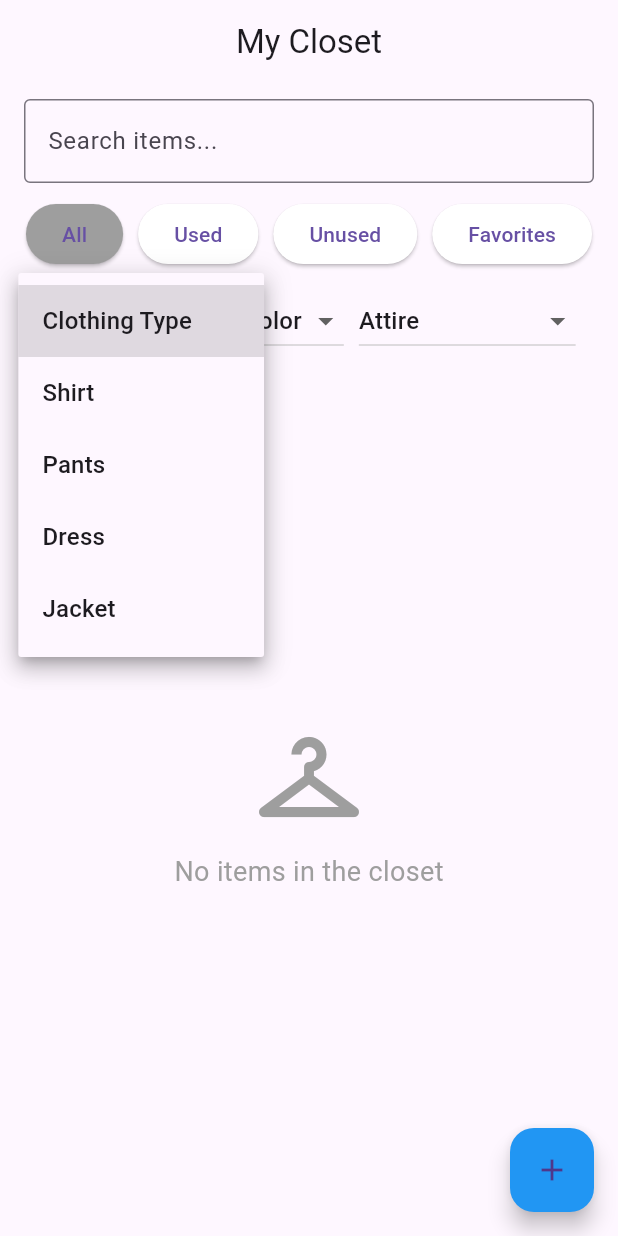
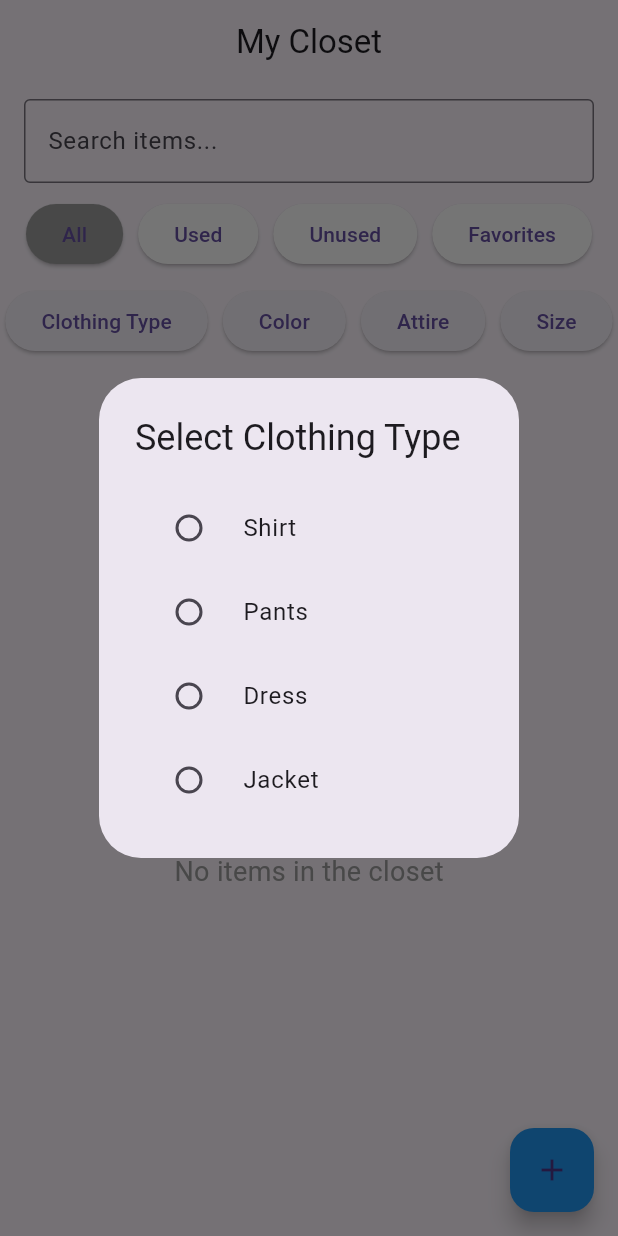
Before and after one commit to brrrttttt/myapp, a Flutter app: the screen it shows after launch, after a tap on "Clothing Type", on a phone screen of 412 x 824 dp. Run offline on Flutter 3.47's test engine with Material 3 defaults, Android fonts, the phone set to English and light mode, and no system bars; our stand-ins replace image_picker.

Commit message:
update number two

```diff
--- a/lib/CloseOptions.dart
+++ b/lib/CloseOptions.dart
@@ -1,12 +1,45 @@
-// ClosetOptions.dart
 class ClosetOptions {
   static List<String> clothingTypes = ['Shirt', 'Pants', 'Dress', 'Jacket'];
   static List<String> colors = ['Red', 'Blue', 'Green', 'Black', 'White'];
   static List<String> attires = ['Formal', 'Casual', 'Sportswear'];
+  static List<String> sizes = ['S', 'M', 'L', 'XL', 'XXL']; // Added Sizes
 
+  // Method to add an option to the list if it doesn't already exist
   static void addOption(List<String> list, String newOption) {
     if (!list.contains(newOption)) {
       list.add(newOption);
     }
   }
+
+  // Returns the options list for a given filter (Clothing Type, Color, Attire, Size)
+  static List<String> getOptionsForFilter(String filter) {
+    switch (filter) {
+      case 'Clothing Type':
+        return clothingTypes;
+      case 'Color':
+        return colors;
+      case 'Attire':
+        return attires;
+      case 'Size':
+        return sizes;
+      default:
+        return [];
+    }
+  }
+
+  // Returns the default option for each filter
+  static String getDefaultOption(String filter) {
+    switch (filter) {
+      case 'Clothing Type':
+        return 'Clothing Type';
+      case 'Color':
+        return 'Color';
+      case 'Attire':
+        return 'Attire';
+      case 'Size':
+        return 'S'; // Default size is 'S'
+      default:
+        return '';
+    }
+  }
 }
--- a/lib/MyCloset.dart
+++ b/lib/MyCloset.dart
@@ -1,5 +1,6 @@
 import 'package:flutter/material.dart';
 import 'AddItem.dart';
+import 'CloseOptions.dart';
 import 'ItemDetails.dart';
 
 class MyCloset extends StatefulWidget {
@@ -16,6 +17,7 @@ class MyClosetState extends State<MyCloset> {
   String _typeFilter = 'Clothing Type'; // Default changed to "Clothing Type"
   String _colorFilter = 'Color'; // Default changed to "Color"
   String _attireFilter = 'Attire'; // Default changed to "Attire"
+  String _sizeFilter = 'Size'; // Default size is 'Size' instead of 'S'
 
   // Toggle favorite status
   void _toggleFavorite(String itemName) {
@@ -50,10 +52,26 @@ class MyClosetState extends State<MyCloset> {
             (item['type'] == _typeFilter || _typeFilter == 'Clothing Type') &&
             (item['color'] == _colorFilter || _colorFilter == 'Color') &&
             (item['attire'] == _attireFilter || _attireFilter == 'Attire') &&
+            (item['size'] == _sizeFilter || _sizeFilter == 'Size') && // Adjust filter to 'Size'
             item['name']!.toLowerCase().contains(_searchQuery.toLowerCase()))
         .toList()
       ..sort((a, b) =>
           a['name']!.toLowerCase().compareTo(b['name']!.toLowerCase()));
+  }
+
+  // Reset filter to default
+  void _resetFilter(String filterType) {
+    setState(() {
+      if (filterType == 'Clothing Type') {
+        _typeFilter = 'Clothing Type';
+      } else if (filterType == 'Color') {
+        _colorFilter = 'Color';
+      } else if (filterType == 'Attire') {
+        _attireFilter = 'Attire';
+      } else if (filterType == 'Size') {
+        _sizeFilter = 'Size'; // Reset to 'Size'
+      }
+    });
   }
 
   @override
@@ -102,37 +120,28 @@ class MyClosetState extends State<MyCloset> {
             child: Row(
               mainAxisAlignment: MainAxisAlignment.center,
               children: [
-                _buildDropdownFilter(
-                  'Clothing Type', // Updated label to 'Clothing Type'
-                  ['Clothing Type', 'Shirt', 'Pants', 'Dress', 'Jacket'],
+                _buildScrollableFilterButton(
+                  'Clothing Type',
                   _typeFilter,
-                  (value) {
-                    setState(() {
-                      _typeFilter = value!;
-                    });
-                  },
+                  () => _resetFilter('Clothing Type'),
                 ),
                 const SizedBox(width: 10),
-                _buildDropdownFilter(
-                  'Color', // Updated label to 'Color'
-                  ['Color', 'Red', 'Blue', 'Green', 'Black', 'White'],
+                _buildScrollableFilterButton(
+                  'Color',
                   _colorFilter,
-                  (value) {
-                    setState(() {
-                      _colorFilter = value!;
-                    });
-                  },
+                  () => _resetFilter('Color'),
                 ),
                 const SizedBox(width: 10),
-                _buildDropdownFilter(
-                  'Attire', // Updated label to 'Attire'
-                  ['Attire', 'Casual', 'Formal', 'Business Casual', 'Sporty'],
+                _buildScrollableFilterButton(
+                  'Attire',
                   _attireFilter,
-                  (value) {
-                    setState(() {
-                      _attireFilter = value!;
-                    });
-                  },
+                  () => _resetFilter('Attire'),
+                ),
+                const SizedBox(width: 10),
+                _buildScrollableFilterButton(
+                  'Size',
+                  _sizeFilter,
+                  () => _resetFilter('Size'),
                 ),
               ],
             ),
@@ -253,6 +262,7 @@ class MyClosetState extends State<MyCloset> {
                 'type': newItem['type'] ?? '',
                 'color': newItem['color'] ?? '',
                 'attire': newItem['attire'] ?? '',
+                'size': newItem['size'] ?? 'Size', // Size is now 'Size' instead of 'S'
                 'tag': 'unused',
                 'favorite': false,
               });
@@ -280,17 +290,64 @@ class MyClosetState extends State<MyCloset> {
     );
   }
 
-  Widget _buildDropdownFilter(
-      String label, List<String> options, String currentValue, ValueChanged<String?> onChanged) {
-    return DropdownButton<String>(
-      value: currentValue,
-      onChanged: onChanged,
-      items: options.map<DropdownMenuItem<String>>((String value) {
-        return DropdownMenuItem<String>(
-          value: value,
-          child: Text(value),
-        );
-      }).toList(),
+  Widget _buildScrollableFilterButton(
+    String label,
+    String currentValue,
+    VoidCallback onReset,
+  ) {
+    // Only show the reset button (X) when the current value is different from the default
+    bool showClearButton = currentValue != label;
+
+    return Row(
+      children: [
+        ElevatedButton(
+          onPressed: () async {
+            final result = await showDialog<String>(
+              context: context,
+              builder: (context) {
+                return AlertDialog(
+                  title: Text('Select $label'),
+                  content: SingleChildScrollView(
+                    child: Column(
+                      children: ClosetOptions.getOptionsForFilter(label)
+                          .map((option) {
+                        return RadioListTile<String>(
+                          title: Text(option),
+                          value: option,
+                          groupValue: currentValue,
+                          onChanged: (value) {
+                            Navigator.of(context).pop(value);
+                          },
+                        );
+                      }).toList(),
+                    ),
+                  ),
+                );
+              },
+            );
+
+            if (result != null && result != currentValue) {
+              setState(() {
+                if (label == 'Clothing Type') {
+                  _typeFilter = result;
+                } else if (label == 'Color') {
+                  _colorFilter = result;
+                } else if (label == 'Attire') {
+                  _attireFilter = result;
+                } else if (label == 'Size') {
+                  _sizeFilter = result;
+                }
+              });
+            }
+          },
+          child: Text(currentValue),
+        ),
+        if (showClearButton)
+          IconButton(
+            icon: const Icon(Icons.clear),
+            onPressed: onReset,
+          ),
+      ],
     );
   }
 }
```
Also changed, not shown: lib/AddItem.dart (+6 -4 lines).
